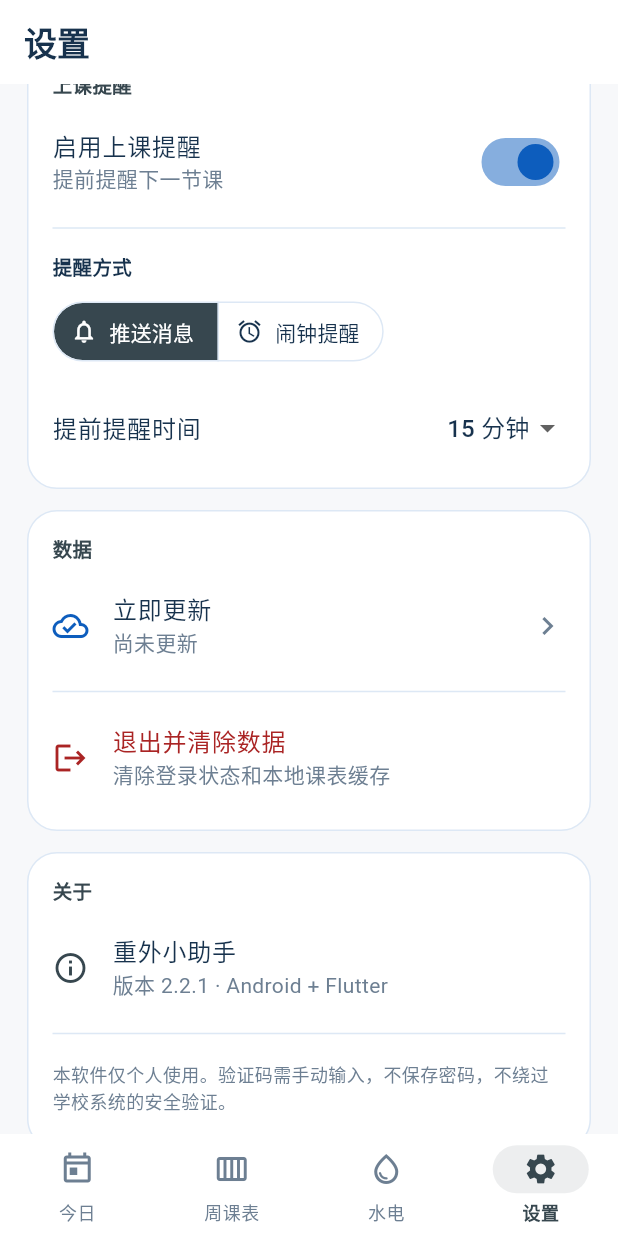
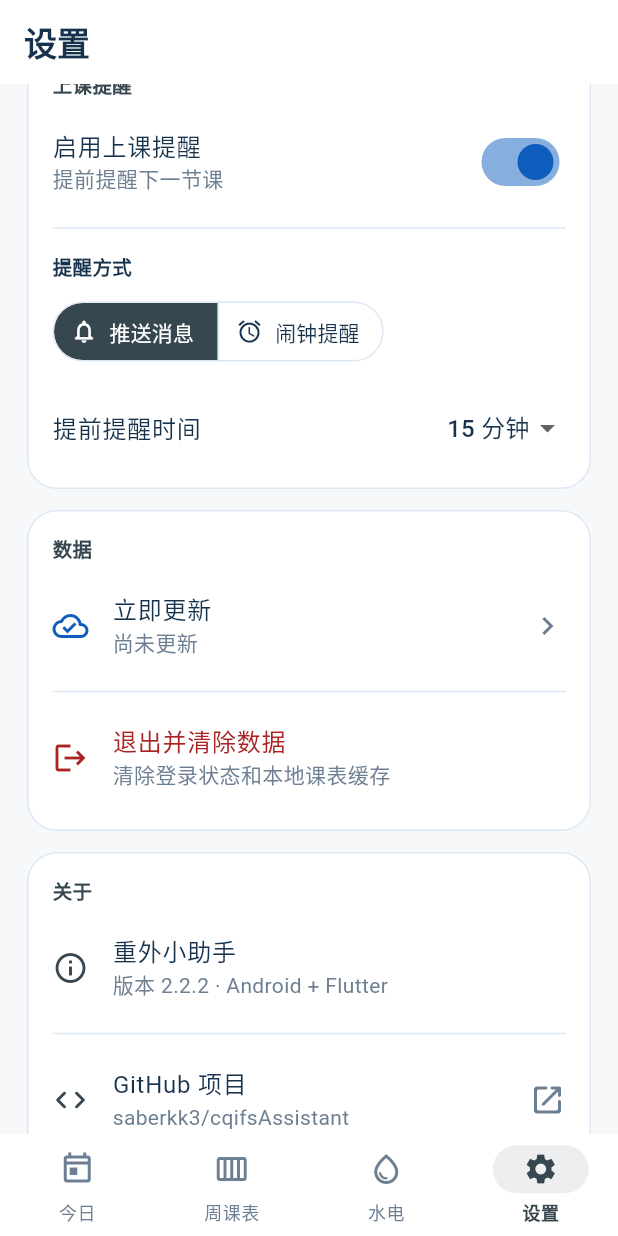
Before and after one commit to saberkk3/cqifsAssistant, a Flutter app: the screen it shows after launch, item 4 of the bottom bar chosen, scrolled down 1152 dp, on a phone screen of 412 x 824 dp. Run offline on Flutter 3.47's test engine with Material 3 defaults, Android fonts, the phone set to English and light mode, and no system bars; our stand-ins replace cookie_jar, dio, dio_cookie_manager, flutter_local_notifications, flutter_timezone, image_picker and 3 more; missing offline and left inert: home_widget, workmanager.

Commit message:
Add GitHub project link to settings

```diff
--- a/timetable_app/lib/screens/settings_screen.dart
+++ b/timetable_app/lib/screens/settings_screen.dart
@@ -3,6 +3,7 @@ import 'dart:io';
 import 'package:flutter/material.dart';
 import 'package:image_picker/image_picker.dart';
 import 'package:provider/provider.dart';
+import 'package:url_launcher/url_launcher.dart';
 
 import '../app_state.dart';
 import '../app_theme.dart';
@@ -397,7 +398,19 @@ class SettingsScreen extends StatelessWidget {
                   color: Theme.of(context).colorScheme.primary,
                 ),
                 title: const Text('重外小助手'),
-                subtitle: const Text('版本 2.2.1 · Android + Flutter'),
+                subtitle: const Text('版本 2.2.2 · Android + Flutter'),
+              ),
+              const Divider(),
+              ListTile(
+                contentPadding: EdgeInsets.zero,
+                leading: Icon(
+                  Icons.code_rounded,
+                  color: Theme.of(context).colorScheme.primary,
+                ),
+                title: const Text('GitHub 项目'),
+                subtitle: const Text('saberkk3/cqifsAssistant'),
+                trailing: const Icon(Icons.open_in_new_rounded),
+                onTap: () => _openGithub(context),
               ),
               const Divider(),
               Padding(
@@ -465,6 +478,20 @@ class SettingsScreen extends StatelessWidget {
     }
   }
 
+  Future<void> _openGithub(BuildContext context) async {
+    final uri = Uri.parse('https://github.com/saberkk3/cqifsAssistant');
+    try {
+      final opened = await launchUrl(uri, mode: LaunchMode.externalApplication);
+      if (!opened && context.mounted) {
+        _showMessage(context, '无法打开 GitHub 项目链接');
+      }
+    } catch (_) {
+      if (context.mounted) {
+        _showMessage(context, '无法打开 GitHub 项目链接');
+      }
+    }
+  }
+
   Future<void> _openLogin(BuildContext context) {
     return Navigator.of(context)
         .push<void>(MaterialPageRoute(builder: (_) => const LoginScreen()));
--- a/timetable_app/pubspec.yaml
+++ b/timetable_app/pubspec.yaml
@@ -16,7 +16,7 @@ publish_to: 'none' # Remove this line if you wish to publish to pub.dev
 # https://developer.apple.com/library/archive/documentation/General/Reference/InfoPlistKeyReference/Articles/CoreFoundationKeys.html
 # In Windows, build-name is used as the major, minor, and patch parts
 # of the product and file versions while build-number is used as the build suffix.
-version: 2.2.1+311
+version: 2.2.2+312
 
 environment:
   sdk: ^3.13.5
@@ -51,6 +51,7 @@ dependencies:
   home_widget: ^0.10.0
   flutter_timezone: ^5.1.1
   image_picker: ^1.2.0
+  url_launcher: ^6.3.2
 
 dev_dependencies:
   flutter_test:
```
Also changed, not shown: timetable_app/pubspec.lock, 1 other file.
